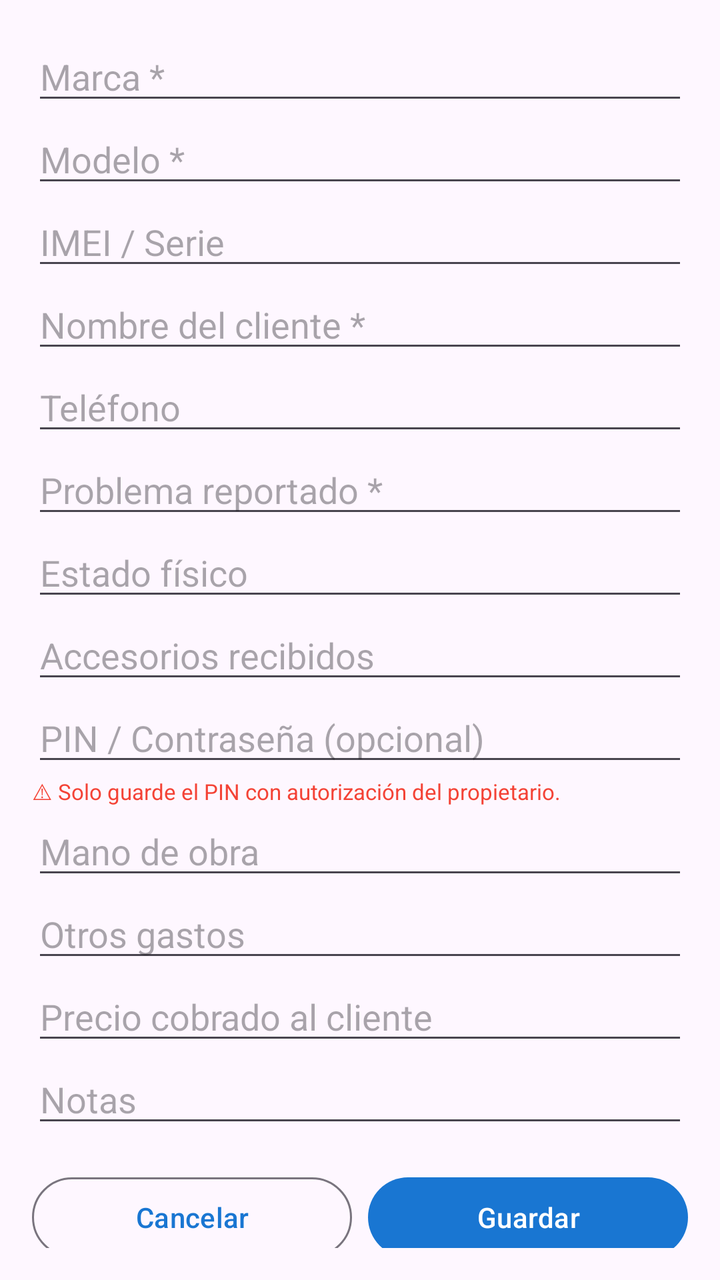
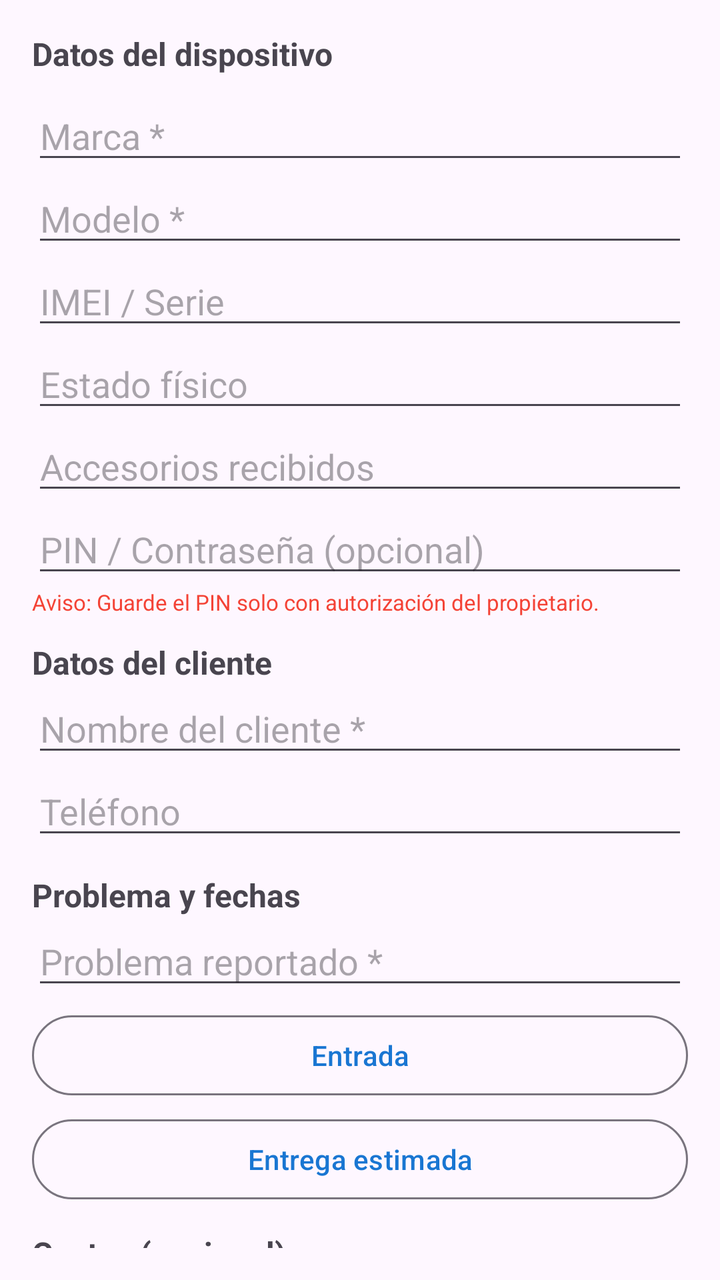

The first picture is an Android layout as it rendered before a commit; the second is the same layout after the commit. The layout source and the unified diff follow.
<!-- AndroidManifest.xml: application theme Theme.CentroReparacion -->
<!-- res/layout/fragment_new_repair.xml -->
<?xml version="1.0" encoding="utf-8"?>
<androidx.core.widget.NestedScrollView
    xmlns:android="http://schemas.android.com/apk/res/android"
    android:layout_width="match_parent" android:layout_height="match_parent"
    android:padding="16dp">
    <LinearLayout android:layout_width="match_parent" android:layout_height="wrap_content"
        android:orientation="vertical">
        <EditText android:id="@+id/etBrand" android:layout_width="match_parent"
            android:layout_height="wrap_content" android:hint="Marca *" />
        <EditText android:id="@+id/etModel" android:layout_width="match_parent"
            android:layout_height="wrap_content" android:hint="Modelo *" />
        <EditText android:id="@+id/etImei" android:layout_width="match_parent"
            android:layout_height="wrap_content" android:hint="IMEI / Serie" android:inputType="number" />
        <EditText android:id="@+id/etClient" android:layout_width="match_parent"
            android:layout_height="wrap_content" android:hint="Nombre del cliente *" />
        <EditText android:id="@+id/etPhone" android:layout_width="match_parent"
            android:layout_height="wrap_content" android:hint="Teléfono" android:inputType="phone" />
        <EditText android:id="@+id/etProblem" android:layout_width="match_parent"
            android:layout_height="wrap_content" android:hint="Problema reportado *" android:inputType="textMultiLine" />
        <EditText android:id="@+id/etPhysical" android:layout_width="match_parent"
            android:layout_height="wrap_content" android:hint="Estado físico" />
        <EditText android:id="@+id/etAccessories" android:layout_width="match_parent"
            android:layout_height="wrap_content" android:hint="Accesorios recibidos" />
        <EditText android:id="@+id/etPin" android:layout_width="match_parent"
            android:layout_height="wrap_content" android:hint="PIN / Contraseña (opcional)" />
        <TextView android:layout_width="match_parent" android:layout_height="wrap_content"
            android:text="⚠ Solo guarde el PIN con autorización del propietario."
            android:textSize="11sp" android:textColor="#F44336" />
        <EditText android:id="@+id/etLabor" android:layout_width="match_parent"
            android:layout_height="wrap_content" android:hint="Mano de obra" android:inputType="numberDecimal" />
        <EditText android:id="@+id/etOther" android:layout_width="match_parent"
            android:layout_height="wrap_content" android:hint="Otros gastos" android:inputType="numberDecimal" />
        <EditText android:id="@+id/etCharged" android:layout_width="match_parent"
            android:layout_height="wrap_content" android:hint="Precio cobrado al cliente" android:inputType="numberDecimal" />
        <EditText android:id="@+id/etNotes" android:layout_width="match_parent"
            android:layout_height="wrap_content" android:hint="Notas" android:inputType="textMultiLine" />
        <LinearLayout android:layout_width="match_parent" android:layout_height="wrap_content"
            android:orientation="horizontal" android:layout_marginTop="16dp">
            <com.google.android.material.button.MaterialButton
                android:id="@+id/btnCancel" style="@style/Widget.Material3.Button.OutlinedButton"
                android:layout_width="0dp" android:layout_weight="1" android:layout_height="wrap_content"
                android:text="Cancelar" />
            <com.google.android.material.button.MaterialButton
                android:id="@+id/btnSave" android:layout_width="0dp" android:layout_weight="1"
                android:layout_height="wrap_content" android:text="Guardar" android:layout_marginStart="8dp" />
        </LinearLayout>
    </LinearLayout>
</androidx.core.widget.NestedScrollView>
<!-- resources referenced by this layout -->
<resources>
  <style name="Theme.CentroReparacion" parent="Theme.Material3.DayNight.NoActionBar">
          <item name="colorPrimary">@color/primary</item>
          <item name="colorPrimaryVariant">@color/primary_dark</item>
          <item name="colorOnPrimary">@color/white</item>
          <item name="colorSecondary">@color/accent</item>
          <item name="android:windowBackground">?android:attr/colorBackground</item>
      </style>
  <color name="primary">#1976D2</color>
  <color name="primary_dark">#0D47A1</color>
  <color name="white">#FFFFFFFF</color>
  <color name="accent">#00BFA5</color>
</resources>

<!-- the commit's change to res/layout/fragment_new_repair.xml (unified diff, before → after) -->
@@ -5,18 +5,18 @@
     android:padding="16dp">
     <LinearLayout android:layout_width="match_parent" android:layout_height="wrap_content"
         android:orientation="vertical">
+
+        <TextView android:layout_width="match_parent" android:layout_height="wrap_content"
+            android:text="Datos del dispositivo" android:textSize="16sp"
+            android:textStyle="bold" android:layout_marginBottom="8dp" />
+
         <EditText android:id="@+id/etBrand" android:layout_width="match_parent"
             android:layout_height="wrap_content" android:hint="Marca *" />
         <EditText android:id="@+id/etModel" android:layout_width="match_parent"
             android:layout_height="wrap_content" android:hint="Modelo *" />
         <EditText android:id="@+id/etImei" android:layout_width="match_parent"
-            android:layout_height="wrap_content" android:hint="IMEI / Serie" android:inputType="number" />
-        <EditText android:id="@+id/etClient" android:layout_width="match_parent"
-            android:layout_height="wrap_content" android:hint="Nombre del cliente *" />
-        <EditText android:id="@+id/etPhone" android:layout_width="match_parent"
-            android:layout_height="wrap_content" android:hint="Teléfono" android:inputType="phone" />
-        <EditText android:id="@+id/etProblem" android:layout_width="match_parent"
-            android:layout_height="wrap_content" android:hint="Problema reportado *" android:inputType="textMultiLine" />
+            android:layout_height="wrap_content" android:hint="IMEI / Serie"
+            android:inputType="number" />
         <EditText android:id="@+id/etPhysical" android:layout_width="match_parent"
             android:layout_height="wrap_content" android:hint="Estado físico" />
         <EditText android:id="@+id/etAccessories" android:layout_width="match_parent"
@@ -24,25 +24,60 @@
         <EditText android:id="@+id/etPin" android:layout_width="match_parent"
             android:layout_height="wrap_content" android:hint="PIN / Contraseña (opcional)" />
         <TextView android:layout_width="match_parent" android:layout_height="wrap_content"
-            android:text="⚠ Solo guarde el PIN con autorización del propietario."
+            android:text="Aviso: Guarde el PIN solo con autorización del propietario."
             android:textSize="11sp" android:textColor="#F44336" />
+
+        <TextView android:layout_width="match_parent" android:layout_height="wrap_content"
+            android:text="Datos del cliente" android:textSize="16sp"
+            android:textStyle="bold" android:layout_marginTop="12dp" />
+        <EditText android:id="@+id/etClient" android:layout_width="match_parent"
+            android:layout_height="wrap_content" android:hint="Nombre del cliente *" />
+        <EditText android:id="@+id/etPhone" android:layout_width="match_parent"
+            android:layout_height="wrap_content" android:hint="Teléfono" android:inputType="phone" />
+
+        <TextView android:layout_width="match_parent" android:layout_height="wrap_content"
+            android:text="Problema y fechas" android:textSize="16sp"
+            android:textStyle="bold" android:layout_marginTop="12dp" />
+        <EditText android:id="@+id/etProblem" android:layout_width="match_parent"
+            android:layout_height="wrap_content" android:hint="Problema reportado *"
+            android:inputType="textMultiLine" />
+
+        <com.google.android.material.button.MaterialButton
+            android:id="@+id/btnEntryDate" style="@style/Widget.Material3.Button.OutlinedButton"
+            android:layout_width="match_parent" android:layout_height="wrap_content"
+            android:text="Entrada" android:layout_marginTop="4dp" />
+        <com.google.android.material.button.MaterialButton
+            android:id="@+id/btnEstimatedDate" style="@style/Widget.Material3.Button.OutlinedButton"
+            android:layout_width="match_parent" android:layout_height="wrap_content"
+            android:text="Entrega estimada" android:layout_marginTop="4dp" />
+
+        <TextView android:layout_width="match_parent" android:layout_height="wrap_content"
+            android:text="Costos (opcional)" android:textSize="16sp"
+            android:textStyle="bold" android:layout_marginTop="12dp" />
         <EditText android:id="@+id/etLabor" android:layout_width="match_parent"
-            android:layout_height="wrap_content" android:hint="Mano de obra" android:inputType="numberDecimal" />
+            android:layout_height="wrap_content" android:hint="Mano de obra"
+            android:inputType="numberDecimal" />
         <EditText android:id="@+id/etOther" android:layout_width="match_parent"
-            android:layout_height="wrap_content" android:hint="Otros gastos" android:inputType="numberDecimal" />
+            android:layout_height="wrap_content" android:hint="Otros gastos"
+            android:inputType="numberDecimal" />
         <EditText android:id="@+id/etCharged" android:layout_width="match_parent"
-            android:layout_height="wrap_content" android:hint="Precio cobrado al cliente" android:inputType="numberDecimal" />
+            android:layout_height="wrap_content" android:hint="Precio cobrado al cliente"
+            android:inputType="numberDecimal" />
+
         <EditText android:id="@+id/etNotes" android:layout_width="match_parent"
-            android:layout_height="wrap_content" android:hint="Notas" android:inputType="textMultiLine" />
+            android:layout_height="wrap_content" android:hint="Notas"
+            android:inputType="textMultiLine" android:minLines="2" />
+
         <LinearLayout android:layout_width="match_parent" android:layout_height="wrap_content"
             android:orientation="horizontal" android:layout_marginTop="16dp">
             <com.google.android.material.button.MaterialButton
                 android:id="@+id/btnCancel" style="@style/Widget.Material3.Button.OutlinedButton"
-                android:layout_width="0dp" android:layout_weight="1" android:layout_height="wrap_content"
-                android:text="Cancelar" />
+                android:layout_width="0dp" android:layout_weight="1"
+                android:layout_height="wrap_content" android:text="Cancelar" />
             <com.google.android.material.button.MaterialButton
                 android:id="@+id/btnSave" android:layout_width="0dp" android:layout_weight="1"
-                android:layout_height="wrap_content" android:text="Guardar" android:layout_marginStart="8dp" />
+                android:layout_height="wrap_content" android:text="Guardar"
+                android:layout_marginStart="8dp" />
         </LinearLayout>
     </LinearLayout>
 </androidx.core.widget.NestedScrollView>
